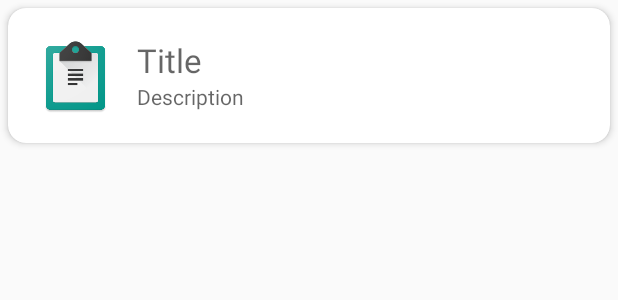
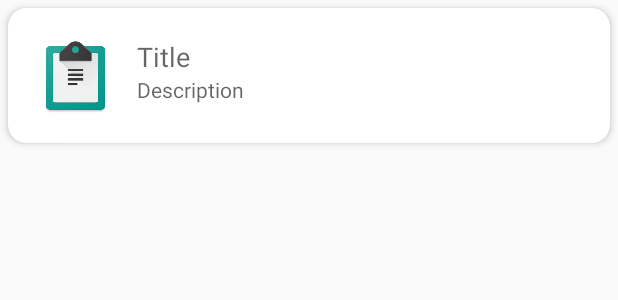
Before and after one commit to nasreekar/landmark-notes, an Android app: the layout note_list_item.xml on its own in the app's theme, with its tools: preview values and no code run, on a phone screen of 412 x 824 dp. Shown: the top 300 px of the screen. Run offline under Robolectric (Android 15) with nearby library versions, the phone set to English and light mode, and no system bars.

Commit message:
updated title text size

```diff
--- a/app/src/main/res/layout/note_list_item.xml
+++ b/app/src/main/res/layout/note_list_item.xml
@@ -39,7 +39,7 @@
                 android:layout_toRightOf="@+id/icon"
                 android:hint="@string/tvListTitle"
                 android:maxLines="1"
-                android:textAppearance="?android:attr/textAppearanceLarge" />
+                android:textAppearance="?android:attr/textAppearanceMedium" />
 
             <TextView
                 android:layout_width="wrap_content"
```
